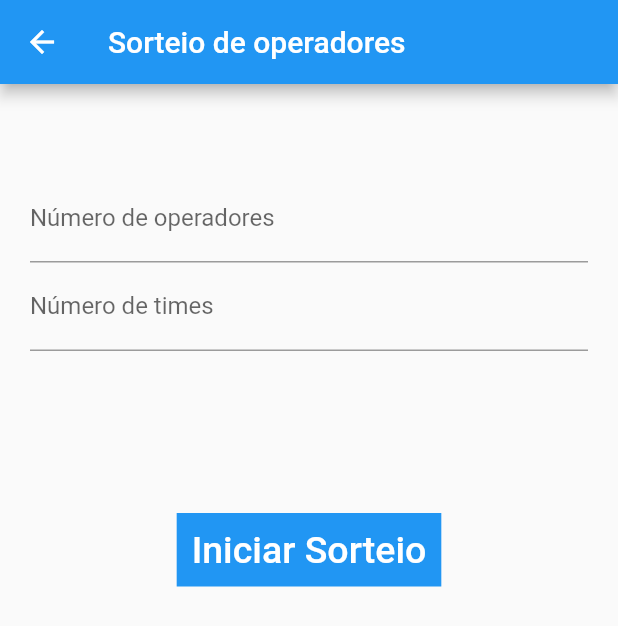
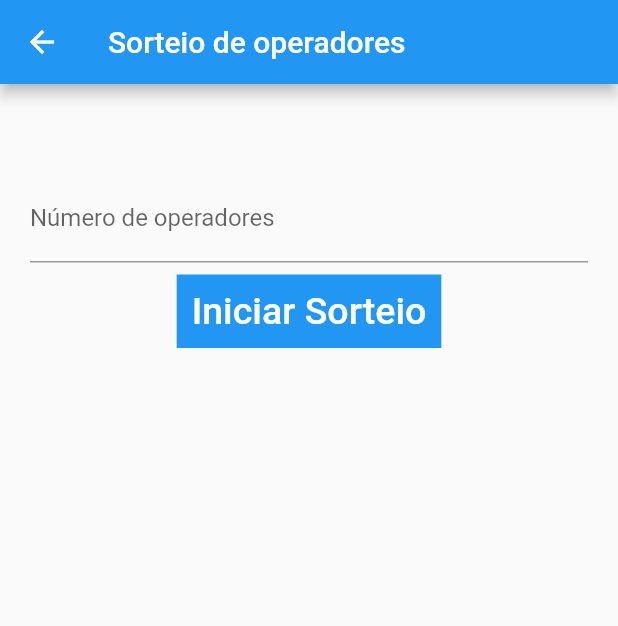
Before and after one commit to eduardouliana/gac-airsoft-app, a Flutter app: the ConfigSortGamesPage screen opened directly, on a phone screen of 412 x 824 dp. Shown: the top 626 px of the screen. Run offline on Flutter 3.47's test engine with Material 2 defaults, Android fonts, the phone set to English and light mode, and no system bars; our stand-ins replace cloud_firestore, firebase_core; accounts and stored records are empty.

Commit message:
Removido configuração por enquanto

```diff
--- a/lib/home/pages/sort_games/config_sort_games_page.dart
+++ b/lib/home/pages/sort_games/config_sort_games_page.dart
@@ -44,13 +44,10 @@ class _ConfigSortGamesPageState extends State<ConfigSortGamesPage> {
                 text: 'Número de operadores',
                 controller: numeroOpController,
               ),
-              InputWidget.Number(
-                text: 'Número de times',
-                controller: numeroTimesController,
-              ),
-              const SizedBox(
-                height: 100,
-              ),
+              // InputWidget.Number(
+              //   text: 'Número de times',
+              //   controller: numeroTimesController,
+              // ),
               ButtonWidget(
                 //botao
                 text: 'Iniciar Sorteio',
```
